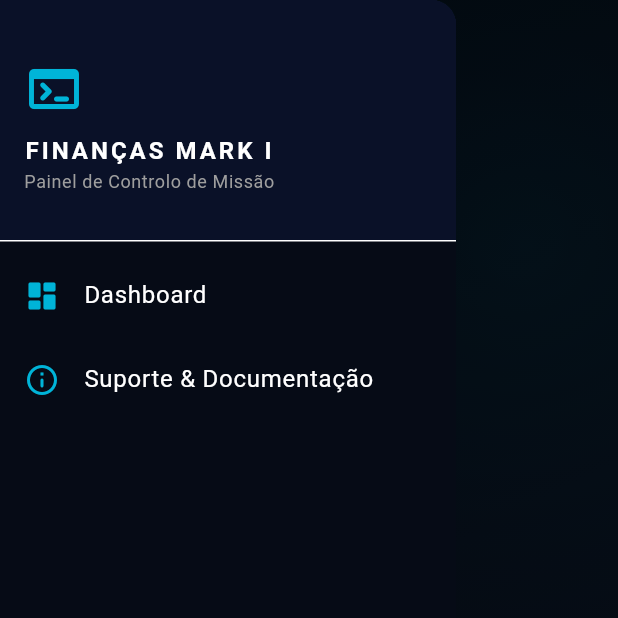
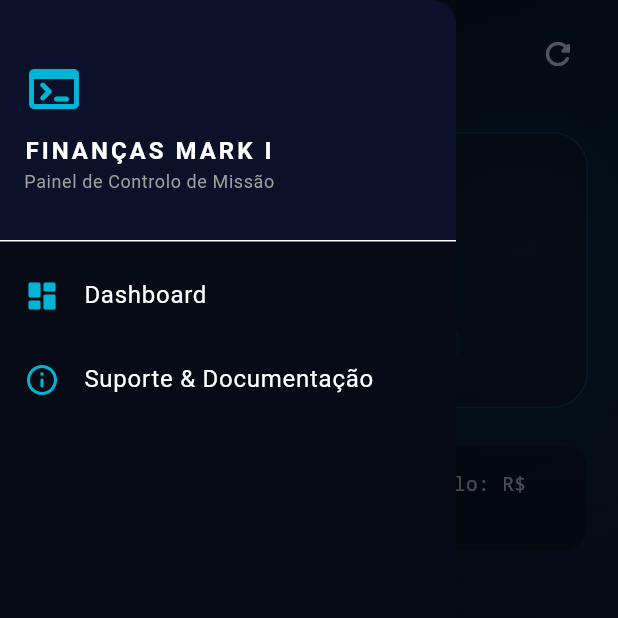
Before and after one commit to malveiracaiodev/FinanceOrganization, a Flutter app: the DashboardPage screen opened directly, with the side drawer open, on a phone screen of 412 x 824 dp, the top half of it. Run offline on Flutter 3.47's test engine with Material 3 defaults, Android fonts, the phone set to English and light mode, and no system bars; our stand-ins replace shared_preferences; accounts and stored records are empty; Roboto replaces fonts that are missing (Space Grotesk).

Commit message:
correção1 para teste3

```diff
--- a/lib/pages/dashboard_page.dart
+++ b/lib/pages/dashboard_page.dart
@@ -28,7 +28,7 @@ class _DashboardPageState extends State<DashboardPage> {
   @override
   void initState() {
     super.initState();
-    _carregarDados();
+    carregarDados(); // 🔥 CORRIGIDO: Removido o "_" para apontar para a função real
   }
 
   // 🔥 Mudamos para público para que a NavegacaoPage ou modais centrais possam forçar o refresh se necessário
@@ -65,8 +65,11 @@ class _DashboardPageState extends State<DashboardPage> {
     return Scaffold(
       key: _scaffoldKey,
       drawer: AppDrawer(onSelectTab: widget.onSelectTab),
-      backgroundColor: const Color(0xFF060B16),
+      backgroundColor: Colors.transparent, // 🔥 CORRIGIDO: Transparente para revelar o FundoCosmico por baixo
       body: FundoCosmico(
+        child: SizedBox(
+          width: double.infinity,
+          height: double.infinity,
           child: carregando
               ? const Center(child: CircularProgressIndicator(color: Color(0xFF00B4D8)))
               : SafeArea(
@@ -93,7 +96,7 @@ class _DashboardPageState extends State<DashboardPage> {
                             ),
                             IconButton(
                               icon: const Icon(Icons.refresh_rounded, color: Colors.white70, size: 24), // Trocado notificação por botão útil de Refresh manual
-                            onPressed: _carregarDados,
+                              onPressed: carregarDados, // 🔥 CORRIGIDO: Removido o "_"
                             ),
                           ],
                         ),
@@ -104,7 +107,7 @@ class _DashboardPageState extends State<DashboardPage> {
                         child: RefreshIndicator(
                           color: const Color(0xFF00B4D8),
                           backgroundColor: const Color(0xFF070D19),
-                        onRefresh: _carregarDados, // Arrastar para baixo atualiza o painel orbital
+                          onRefresh: carregarDados, // 🔥 CORRIGIDO: Removido o "_"
                           child: SingleChildScrollView(
                             physics: const AlwaysScrollableScrollPhysics(parent: BouncingScrollPhysics()),
                             padding: const EdgeInsets.symmetric(horizontal: 20),
@@ -127,7 +130,7 @@ class _DashboardPageState extends State<DashboardPage> {
                                         blurRadius: 20,
                                         offset: const Offset(0, 10),
                                       )
-                                  ]
+                                    ],
                                   ),
                                   child: Column(
                                     children: [
@@ -207,6 +210,7 @@ class _DashboardPageState extends State<DashboardPage> {
                   ),
                 ),
         ),
+      ),
     );
   }
 }
```
Also changed, not shown: lib/pages/parcelas_page.dart (+26 -3 lines). Lines whose indentation alone changed are shown as unchanged.
